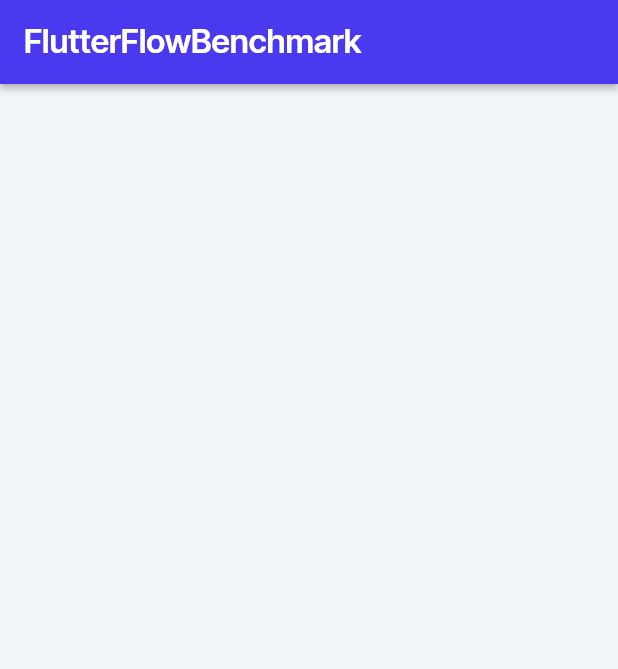
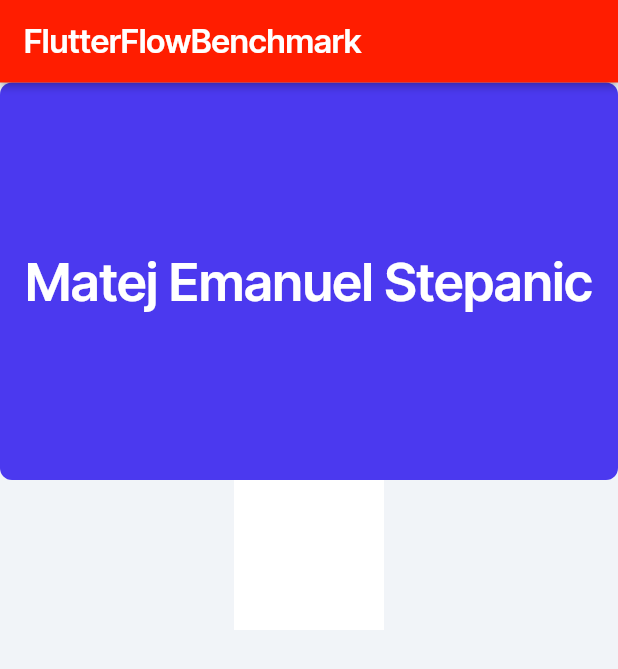
Before and after one commit to ffhr/FlutterFlowBenchmark, a Flutter app: the screen it shows after launch, on a phone screen of 412 x 824 dp. Shown: the top 669 px of the screen. Run offline on Flutter 3.47's test engine with Material 3 defaults, Android fonts, the phone set to English and light mode, and no system bars; drawn by our look-alikes of auto_size_text; our stand-ins replace firebase_core, font_awesome_flutter, from_css_color, go_router, google_fonts, page_transition and 2 more; missing offline and left inert: json_path; accounts and stored records are empty.

Commit message:
Updating to latest FlutterFlow output.

```diff
--- a/lib/flutter_flow/nav/nav.dart
+++ b/lib/flutter_flow/nav/nav.dart
@@ -29,12 +29,38 @@
       initialLocation: '/',
       debugLogDiagnostics: true,
       refreshListenable: appStateNotifier,
-      errorBuilder: (context, state) => const HomePageWidget(),
+      errorBuilder: (context, state) => appStateNotifier.showSplashImage
+          ? Builder(
+              builder: (context) => Container(
+                color: const Color(0xFF0A0712),
+                child: Center(
+                  child: Image.asset(
+                    'assets/images/ff_benchmark_1024.png',
+                    width: 256.0,
+                    fit: BoxFit.contain,
+                  ),
+                ),
+              ),
+            )
+          : const HomePageWidget(),
       routes: [
         FFRoute(
           name: '_initialize',
           path: '/',
-          builder: (context, _) => const HomePageWidget(),
+          builder: (context, _) => appStateNotifier.showSplashImage
+              ? Builder(
+                  builder: (context) => Container(
+                    color: const Color(0xFF0A0712),
+                    child: Center(
+                      child: Image.asset(
+                        'assets/images/ff_benchmark_1024.png',
+                        width: 256.0,
+                        fit: BoxFit.contain,
+                      ),
+                    ),
+                  ),
+                )
+              : const HomePageWidget(),
         ),
         FFRoute(
           name: 'HomePage',
--- a/lib/main.dart
+++ b/lib/main.dart
@@ -2,6 +2,7 @@
 
 import 'package:flutter_localizations/flutter_localizations.dart';
 import 'package:flutter_web_plugins/url_strategy.dart';
+import 'backend/firebase/firebase_config.dart';
 import '/flutter_flow/flutter_flow_theme.dart';
 import 'flutter_flow/flutter_flow_util.dart';
 
@@ -9,6 +10,8 @@
   WidgetsFlutterBinding.ensureInitialized();
   GoRouter.optionURLReflectsImperativeAPIs = true;
   usePathUrlStrategy();
+
+  await initFirebase();
 
   await FlutterFlowTheme.initialize();
 
@@ -32,12 +35,17 @@
   late AppStateNotifier _appStateNotifier;
   late GoRouter _router;
 
+  bool displaySplashImage = true;
+
   @override
   void initState() {
     super.initState();
 
     _appStateNotifier = AppStateNotifier.instance;
     _router = createRouter(_appStateNotifier);
+
+    Future.delayed(const Duration(milliseconds: 1000),
+        () => safeSetState(() => _appStateNotifier.stopShowingSplashImage()));
   }
 
   void setThemeMode(ThemeMode mode) => safeSetState(() {
--- a/lib/pages/home_page/home_page_widget.dart
+++ b/lib/pages/home_page/home_page_widget.dart
@@ -1,5 +1,6 @@
 import '/flutter_flow/flutter_flow_theme.dart';
 import '/flutter_flow/flutter_flow_util.dart';
+import '/flutter_flow/flutter_flow_widgets.dart';
 import 'package:flutter/material.dart';
 import 'home_page_model.dart';
 export 'home_page_model.dart';
@@ -36,8 +37,10 @@
       child: Scaffold(
         key: scaffoldKey,
         backgroundColor: FlutterFlowTheme.of(context).primaryBackground,
-        appBar: AppBar(
-          backgroundColor: FlutterFlowTheme.of(context).primary,
+        appBar: PreferredSize(
+          preferredSize: const Size.fromHeight(55.0),
+          child: AppBar(
+            backgroundColor: const Color(0xFFFF1D00),
             automaticallyImplyLeading: false,
             title: Text(
               'FlutterFlowBenchmark',
@@ -52,11 +55,50 @@
             centerTitle: false,
             elevation: 2.0,
           ),
-        body: const SafeArea(
+        ),
+        body: SafeArea(
           top: true,
           child: Column(
             mainAxisSize: MainAxisSize.max,
+            children: [
+              FFButtonWidget(
+                onPressed: () {
+                  print('Button pressed ...');
+                },
+                text: 'Matej Emanuel Stepanic',
+                options: FFButtonOptions(
+                  width: double.infinity,
+                  height: 265.0,
+                  padding: const EdgeInsetsDirectional.fromSTEB(16.0, 0.0, 16.0, 0.0),
+                  iconPadding:
+                      const EdgeInsetsDirectional.fromSTEB(0.0, 0.0, 0.0, 0.0),
+                  color: FlutterFlowTheme.of(context).primary,
+                  textStyle: FlutterFlowTheme.of(context).titleSmall.override(
+                        fontFamily: 'Inter Tight',
+                        color: Colors.white,
+                        fontSize: 128.0,
+                        letterSpacing: 0.0,
+                      ),
+                  elevation: 0.0,
+                  borderRadius: BorderRadius.circular(8.0),
+                ),
+              ),
+              Container(
+                width: 100.0,
+                height: 100.0,
+                decoration: BoxDecoration(
+                  color: FlutterFlowTheme.of(context).secondaryBackground,
+                ),
+              ),
+              const Row(
+                mainAxisSize: MainAxisSize.max,
                 children: [],
+              ),
+              const Column(
+                mainAxisSize: MainAxisSize.max,
+                children: [],
+              ),
+            ],
           ),
         ),
       ),
```
Also changed, not shown: flutter_native_splash.yaml (added, +9 -0 lines), lib/backend/firebase/firebase_config.dart (added, +18 -0 lines), pubspec.yaml (+24 -1 lines), assets/images/adaptive_foreground_icon.png (added), assets/images/app_launcher_icon.png (added), assets/images/error_image.png (added), assets/images/ff_benchmark_1024.png (added), assets/images/ff_error_1024.png (added), firebase/firebase.json (added), 13 other files. Lines whose indentation alone changed are shown as unchanged.
